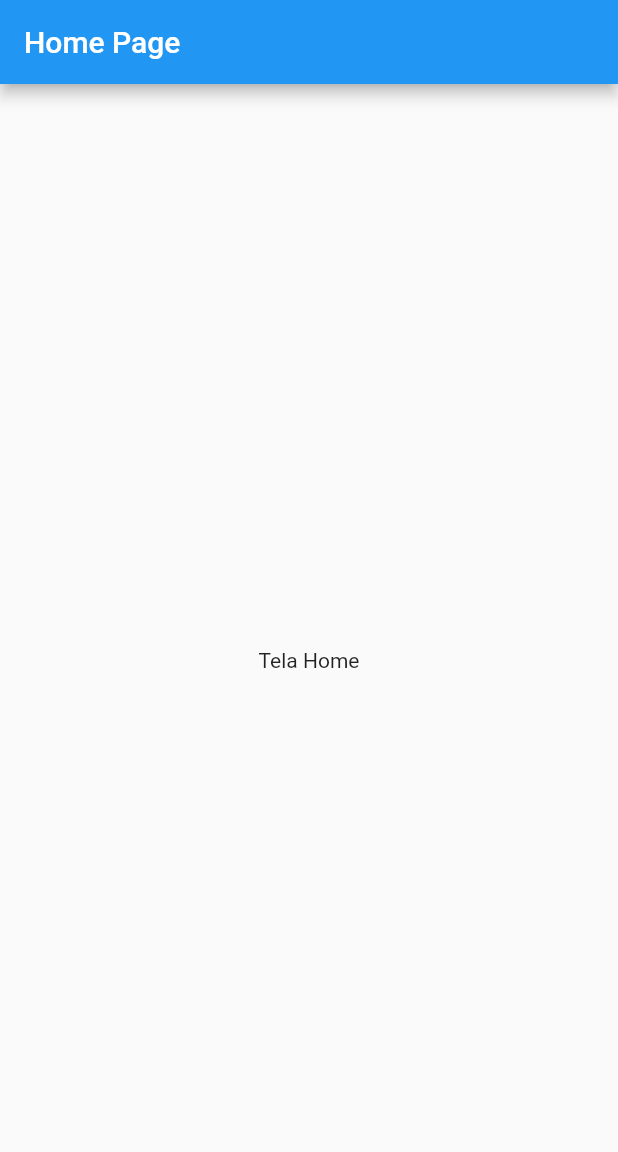
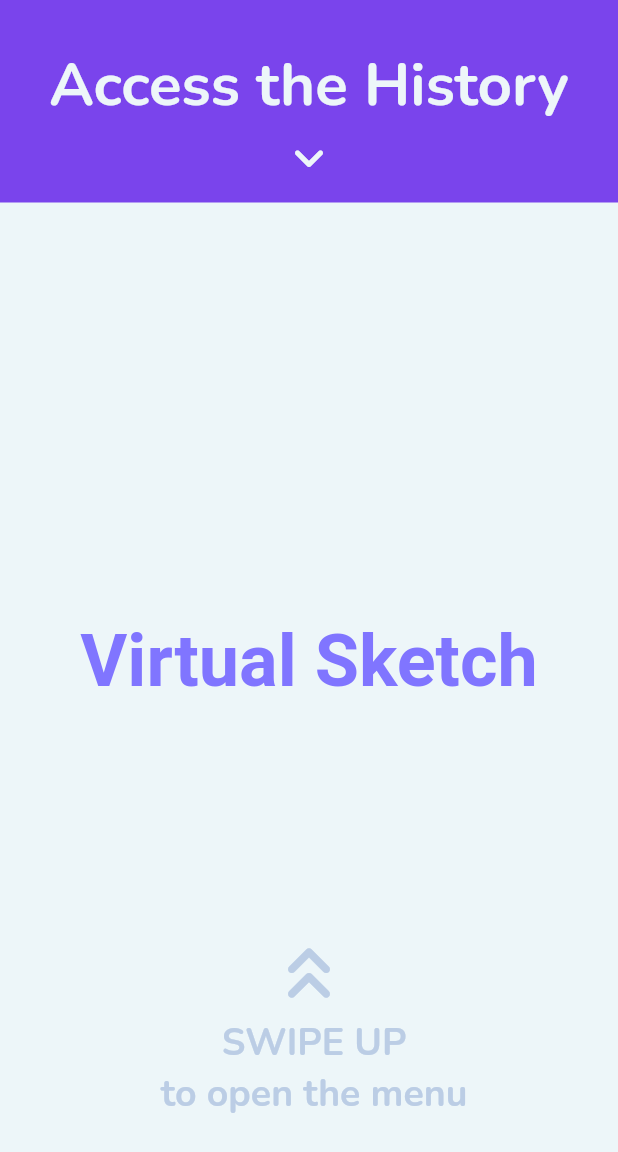
Before and after one commit to VirtualSketch/vs-mobile-app, a Flutter app: the screen it shows after launch, on a phone screen of 412 x 824 dp. Shown: the top 1152 px of the screen. Run offline on Flutter 3.47's test engine with Material 2 defaults, Android fonts, the light colour scheme and no system bars; our stand-ins replace flutter_modular, google_fonts; project files that could hold a hidden picture were left out.

Commit message:
✨ reset component + history

```diff
--- a/lib/view/home_view.dart
+++ b/lib/view/home_view.dart
@@ -1,18 +1,107 @@
 import 'package:flutter/material.dart';
+import 'package:google_fonts/google_fonts.dart';
+import '../components/history.dart';
 
 class HomePage extends StatelessWidget {
   const HomePage({Key? key}) : super(key: key);
 
   @override
   Widget build(BuildContext context) {
+    final controller = PageController(
+      initialPage: 2,
+    );
     return Scaffold(
-      appBar: AppBar(
-        title: const Text('Home Page'),
-      ),
-      body: const Center(
-        child: Text(
-          'Tela Home',
-        ),
+      body: PageView(
+        controller: controller,
+        scrollDirection: Axis.vertical,
+        children: [
+          Container(
+            child: const History(),
+          ),
+          Container(
+            color: const Color(0xFF7A44EC),
+            child: Column(
+              crossAxisAlignment: CrossAxisAlignment.stretch,
+              children: [
+                Center(
+                  child: Padding(
+                    padding: const EdgeInsets.only(top: 30),
+                    child: Text(
+                      'Access the History',
+                      style: GoogleFonts.nunito(
+                        textStyle: const TextStyle(
+                          fontWeight: FontWeight.w700,
+                          fontSize: 40,
+                          color: Color(0xFFEDF6F9),
+                        ),
+                      ),
+                    ),
+                  ),
+                ),
+                Row(
+                  mainAxisAlignment: MainAxisAlignment.center,
+                  children: const [
+                    Padding(
+                      padding: EdgeInsets.only(bottom: 10),
+                      child: Icon(
+                        Icons.keyboard_arrow_down_rounded,
+                        color: Color(0xFFEDF6F9),
+                        size: 40,
+                      ),
+                    ),
+                  ],
+                ),
+                Expanded(
+                  child: Container(
+                    color: const Color(0xFFEDF6F9),
+                    child: Column(
+                      mainAxisAlignment: MainAxisAlignment.center,
+                      children: [
+                        const Padding(
+                          padding: EdgeInsets.only(top: 200),
+                          child: Text(
+                            'Virtual Sketch',
+                            style: TextStyle(
+                              fontSize: 48,
+                              fontWeight: FontWeight.bold,
+                              color: Color(0xFF8075FF),
+                            ),
+                          ),
+                        ),
+                        Column(
+                          crossAxisAlignment: CrossAxisAlignment.stretch,
+                          mainAxisAlignment: MainAxisAlignment.center,
+                          children: [
+                            const Padding(
+                              padding: EdgeInsets.only(top: 150),
+                              child: Icon(
+                                Icons.keyboard_double_arrow_up_rounded,
+                                color: Color(0xFFBBCDE5),
+                                size: 60,
+                              ),
+                            ),
+                            Center(
+                              child: Text(
+                                '\r \r \r  SWIPE UP \n to open the menu',
+                                style: GoogleFonts.nunito(
+                                  textStyle: const TextStyle(
+                                    fontWeight: FontWeight.w700,
+                                    fontSize: 25,
+                                    color: Color(0xFFBBCDE5),
+                                  ),
+                                ),
+                              ),
+                            ),
+                          ],
+                        ),
+                      ],
+                    ),
+                  ),
+                ),
+              ],
+            ),
+          ),
+        ],
       ),
     );
   }
```
Also changed, not shown: lib/components/history.dart (added, +33 -0 lines), lib/components/main_frame.dart (deleted, +0 -17 lines), lib/components/vs_frame.dart (deleted, +0 -91 lines), lib/view/main_view.dart (deleted, +0 -19 lines).
